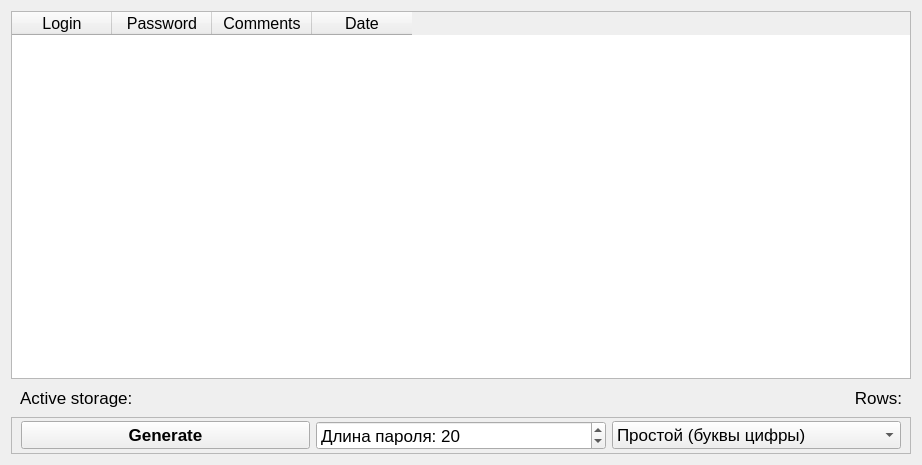
The window that AppCore/widget.ui (nawww83/AllPass) describes before a commit, drawn with Qt 5.
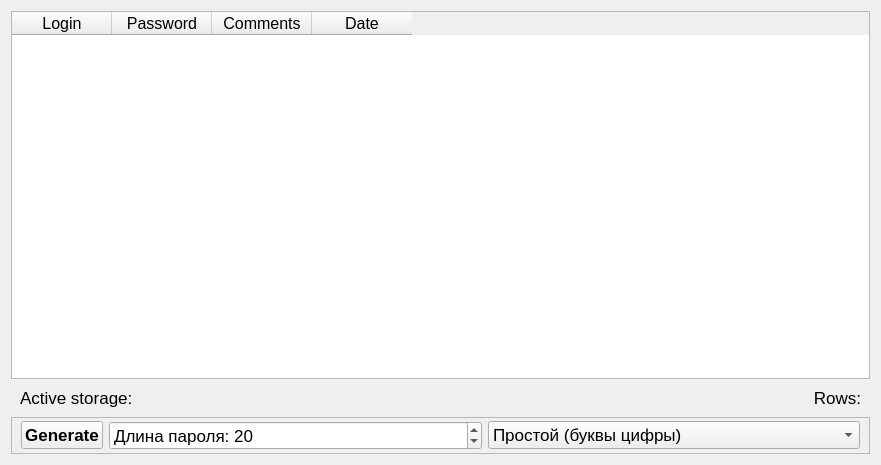
The same window after the commit.

Diff of the .ui file:
```diff
--- a/AppCore/widget.ui
+++ b/AppCore/widget.ui
@@ -6,7 +6,7 @@
    <rect>
     <x>0</x>
     <y>0</y>
-    <width>922</width>
+    <width>881</width>
     <height>465</height>
    </rect>
   </property>
@@ -119,6 +119,12 @@
         </property>
         <item>
          <widget class="QPushButton" name="btn_generate">
+          <property name="sizePolicy">
+           <sizepolicy hsizetype="Maximum" vsizetype="Fixed">
+            <horstretch>0</horstretch>
+            <verstretch>0</verstretch>
+           </sizepolicy>
+          </property>
           <property name="font">
            <font>
             <pointsize>13</pointsize>
@@ -132,6 +138,12 @@
         </item>
         <item>
          <widget class="QSpinBox" name="spbx_pass_len">
+          <property name="sizePolicy">
+           <sizepolicy hsizetype="Preferred" vsizetype="Fixed">
+            <horstretch>0</horstretch>
+            <verstretch>0</verstretch>
+           </sizepolicy>
+          </property>
           <property name="font">
            <font>
             <pointsize>13</pointsize>
```
Left out of the diff: 5 changed lines with no effect on the pictures.
